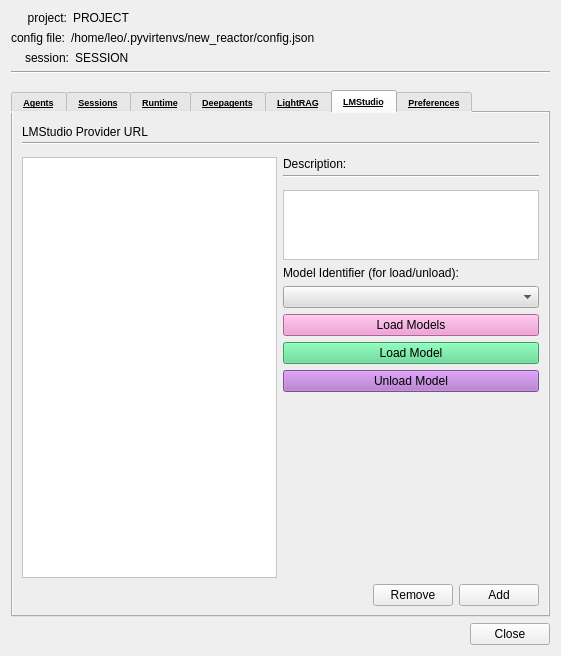
Qt form ui_files/settings.ui (05remla/new_reactor) before a commit.
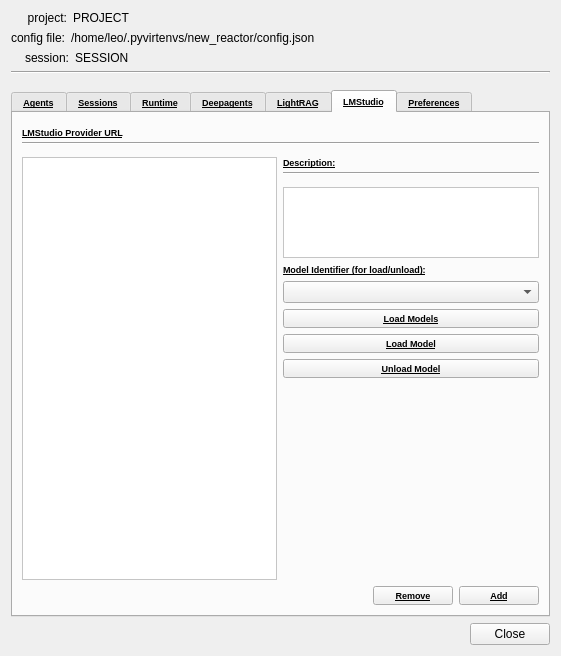
The same form after that commit. The open tabs and pages were chosen to show the change.

Patch:
```diff
--- a/ui_files/settings.ui
+++ b/ui_files/settings.ui
@@ -25,7 +25,7 @@
       </font>
      </property>
      <property name="styleSheet">
-      <string notr="true">selection-background-color: #be8fd3;
+      <string notr="true">selection-background-color: @selectionbg;
 background-color: rgb(238, 238, 238);
 </string>
      </property>
@@ -826,7 +826,7 @@
                <item>
                 <widget class="QComboBox" name="lmstudio_ip">
                  <property name="styleSheet">
-                  <string notr="true">selection-background-color: #be8fd3;
+                  <string notr="true">selection-background-color: @selectionbg;
 background-color: rgb(221, 221, 221);
 </string>
                  </property>
@@ -835,7 +835,7 @@
                <item>
                 <widget class="QPushButton" name="list_btn">
                  <property name="styleSheet">
-                  <string notr="true">background-color: #ef8bce; 
+                  <string notr="true">background-color: @color1;
 color: black;
 </string>
                  </property>
@@ -847,7 +847,7 @@
                <item>
                 <widget class="QPushButton" name="load_btn">
                  <property name="styleSheet">
-                  <string notr="true">background-color: #54d88c; 
+                  <string notr="true">background-color: @color2;
 color: black;</string>
                  </property>
                  <property name="text">
@@ -858,7 +858,7 @@
                <item>
                 <widget class="QPushButton" name="unload_btn">
                  <property name="styleSheet">
-                  <string notr="true">background-color: #ad6dc8; 
+                  <string notr="true">background-color: @color3;
 color: black;
 </string>
                  </property>
```
Left out of the diff: 8 changed lines with no effect on the pictures.
